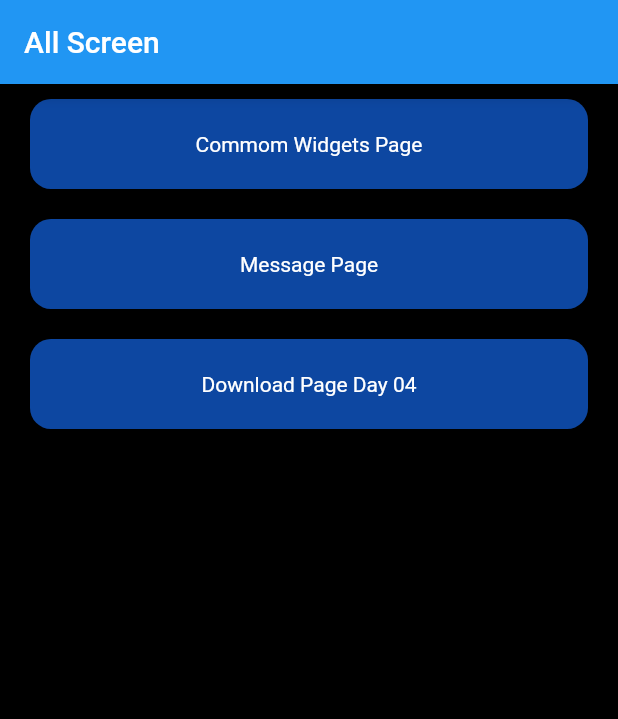
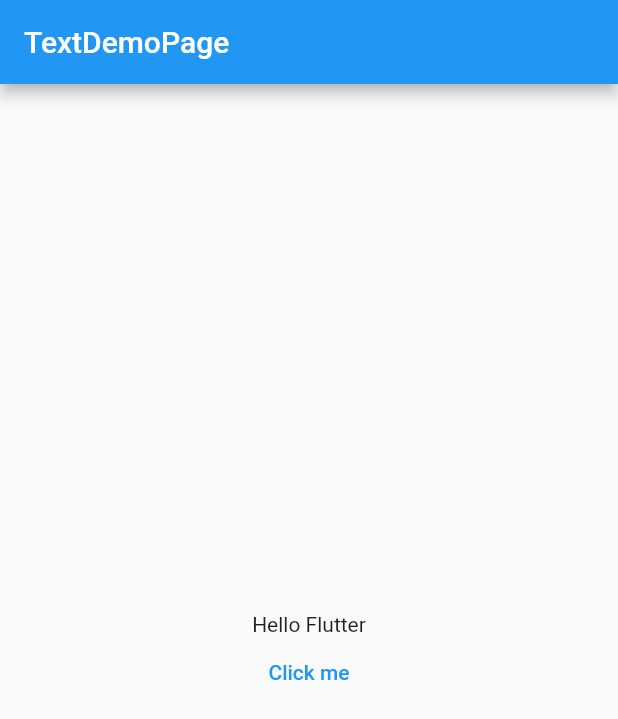
Before and after one commit to Daobakhanh/social_photo_sharing_app_Flutter, a Flutter app: the screen it shows after launch, on a phone screen of 412 x 824 dp. Shown: the top 719 px of the screen. Run offline on Flutter 3.47's test engine with Material 2 defaults, Android fonts, the phone set to English and light mode, and no system bars; our stand-ins replace dio, image_gallery_saver, overlay_support.

Commit message:
switch branch day05

```diff
--- a/lib/common/data_type/list_screen.dart
+++ b/lib/common/data_type/list_screen.dart
@@ -2,6 +2,6 @@ const listScreen = <String>[
   'Commom Widgets Page',
   'Message Page',
   'Download Page Day 04',
-  'Sign In Page',
+  'Text Page Test',
   'Onboarding Page',
 ];
--- a/lib/main.dart
+++ b/lib/main.dart
@@ -1,23 +1,67 @@
+// import 'package:flutter/material.dart';
+// import 'modules/dashboard/pages/dashboard_page.dart';
+
+// void main() {
+//   runApp(const MyApp());
+// }
+
+// class MyApp extends StatelessWidget {
+//   const MyApp({Key? key}) : super(key: key);
+
+//   // This widget is the root of your application.
+//   @override
+//   Widget build(BuildContext context) {
+//     return MaterialApp(
+//       debugShowCheckedModeBanner: false,
+//       title: 'Flutter Demo',
+//       theme: ThemeData(
+//         primarySwatch: Colors.blue,
+//       ),
+//       home: const DashBoardPage(),
+//     );
+//   }
+// }
+
 import 'package:flutter/material.dart';
-import 'modules/dashboard/pages/dashboard_page.dart';
 
 void main() {
-  runApp(const MyApp());
+  runApp(const TextDemoPage());
 }
 
-class MyApp extends StatelessWidget {
-  const MyApp({Key? key}) : super(key: key);
+class TextDemoPage extends StatefulWidget {
+  const TextDemoPage({Key? key}) : super(key: key);
 
-  // This widget is the root of your application.
+  @override
+  State<TextDemoPage> createState() => _TextDemoPageState();
+}
+
+class _TextDemoPageState extends State<TextDemoPage> {
+  var data = 'Hello Flutter';
+
   @override
   Widget build(BuildContext context) {
     return MaterialApp(
-      debugShowCheckedModeBanner: false,
-      title: 'Flutter Demo',
-      theme: ThemeData(
-        primarySwatch: Colors.blue,
+      home: Scaffold(
+        appBar: AppBar(
+          title: const Text('TextDemoPage'),
+        ),
+        body: Column(
+          mainAxisAlignment: MainAxisAlignment.center,
+          children: [
+            Center(child: Text(data)),
+            Center(
+              child: TextButton(
+                onPressed: () {
+                  setState(() {
+                    data = 'Hello World';
+                  });
+                },
+                child: const Text('Click me'),
+              ),
+            ),
+          ],
+        ),
       ),
-      home: const DashBoardPage(),
     );
   }
 }
```
